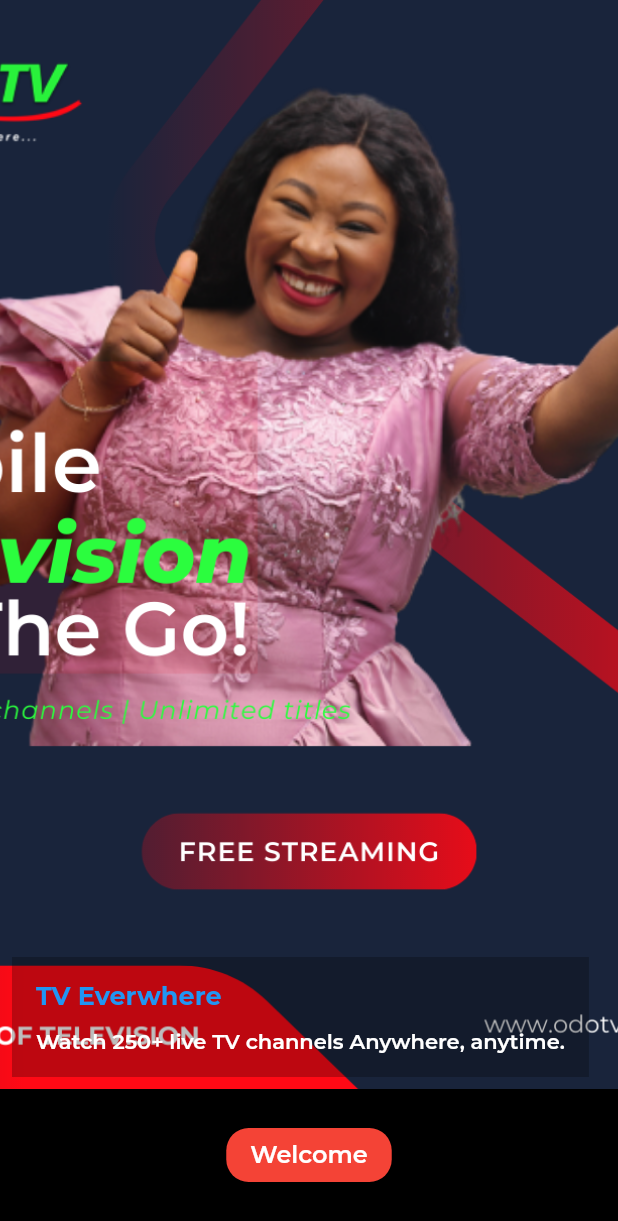
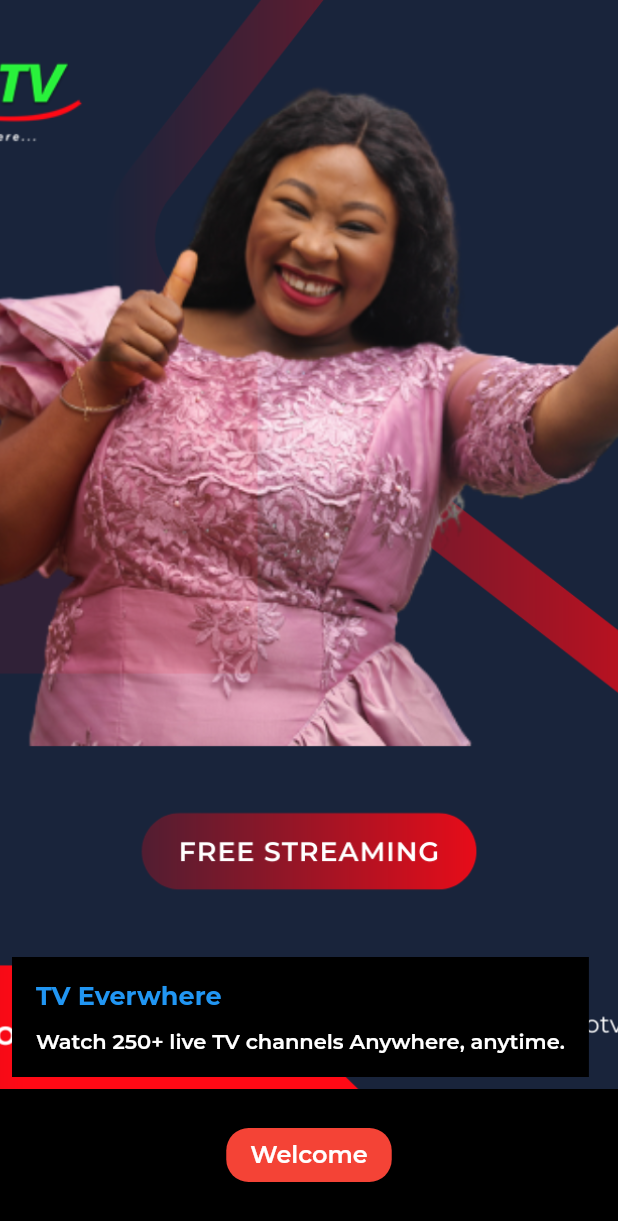
Before and after one commit to emmasonn/odo_tv, a Flutter app: the screen it shows after launch, on a phone screen of 412 x 824 dp. Shown: the top 1221 px of the screen. Run offline on Flutter 3.47's test engine with Material 2 defaults, Android fonts, the phone set to English and light mode, and no system bars; drawn by our look-alikes of carousel_slider; our stand-ins replace google_fonts, webview_flutter.

Commit message:
modified files

```diff
--- a/lib/core/loading_widget.dart
+++ b/lib/core/loading_widget.dart
@@ -7,7 +7,7 @@ class InfoDialog {
     return Container(
       width: 80.0,
       padding: const EdgeInsets.all(10),
-      decoration: const BoxDecoration(color: Colors.black12),
+      decoration: const BoxDecoration(color: Colors.white24),
       child: SpinKitPumpingHeart(
         size: 30.0,
         color: color,
--- a/lib/features/onboarding/onboarding_card.dart
+++ b/lib/features/onboarding/onboarding_card.dart
@@ -26,7 +26,7 @@ class OnBoardingCard extends StatelessWidget {
                   fit: BoxFit.cover)),
         ),
         Container(
-          color: Colors.black26,
+          color: Colors.black,
           padding: const EdgeInsets.all(16),
           margin: const EdgeInsets.all(8.0),
           child: Column(
--- a/lib/features/onboarding/util.dart
+++ b/lib/features/onboarding/util.dart
@@ -11,12 +11,12 @@ List onBoardingInfos = <OnBoardingModel>[
       subTitle: '''Watch award-winning movies,
 TV shows, series, anime, cartoons, documentaries, etc'''),
   const OnBoardingModel(
-      assetName: 'assets/two.png',
+      assetName: 'assets/three.png',
       title: 'New Experience',
       subTitle:
           '''Enjoy the new TV experience, take your TV Everwhere you go! On mobile devices, smart TV sets.'''),
   const OnBoardingModel(
-      assetName: 'assets/two.png',
+      assetName: 'assets/four.png',
       title: 'Best quality',
       subTitle: '''Enjoy best quality HD-4k watching OdoTV.''')
 ];
```
Also changed, not shown: assets/four.png (added), assets/one.png, assets/three.png (added).
